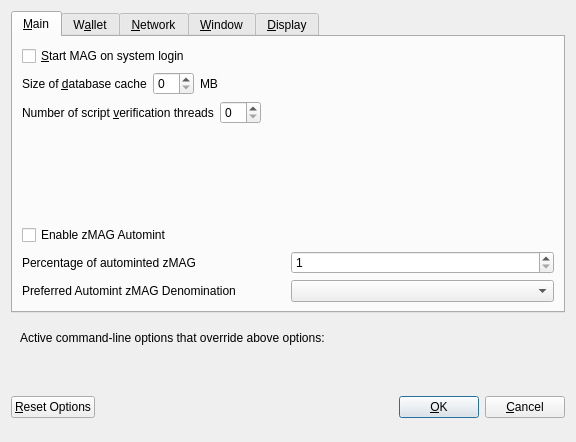
BitWin24/bitwin24, file src/qt/forms/optionsdialog.ui: the form before one commit.
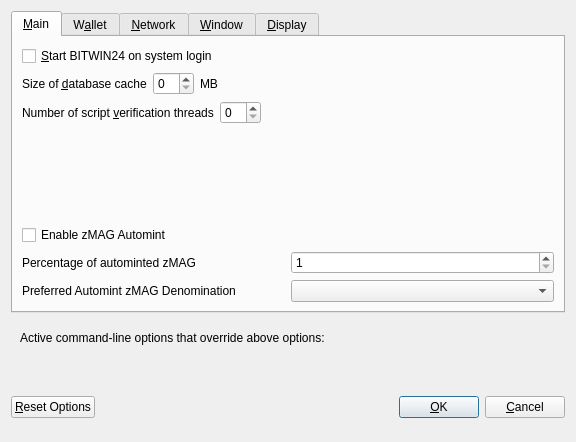
The form after the commit. Custom widgets are drawn as their Qt base class.

Commit message: replace MAG to BITWIN24, only word

```diff
--- a/src/qt/forms/optionsdialog.ui
+++ b/src/qt/forms/optionsdialog.ui
@@ -33,7 +33,7 @@
           <string>Automatically start MAG after logging in to the system.</string>
          </property>
          <property name="text">
-          <string>&amp;Start MAG on system login</string>
+          <string>&amp;Start BITWIN24 on system login</string>
          </property>
         </widget>
        </item>
```
Left out of the diff: 18 changed lines with no effect on the pictures. The commit also changes 232 other files.
